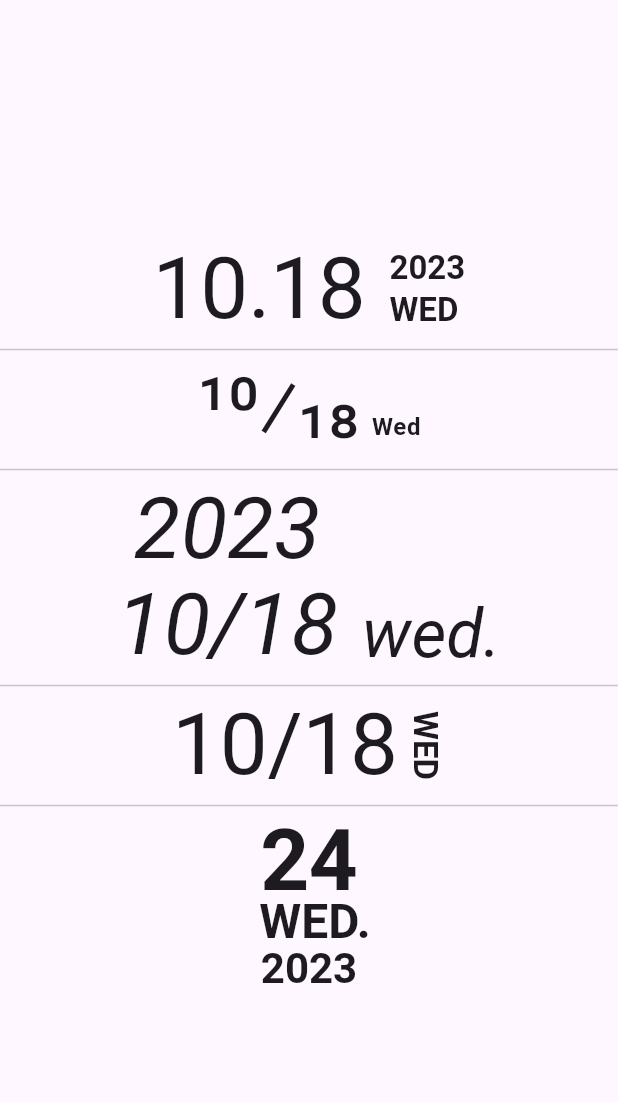
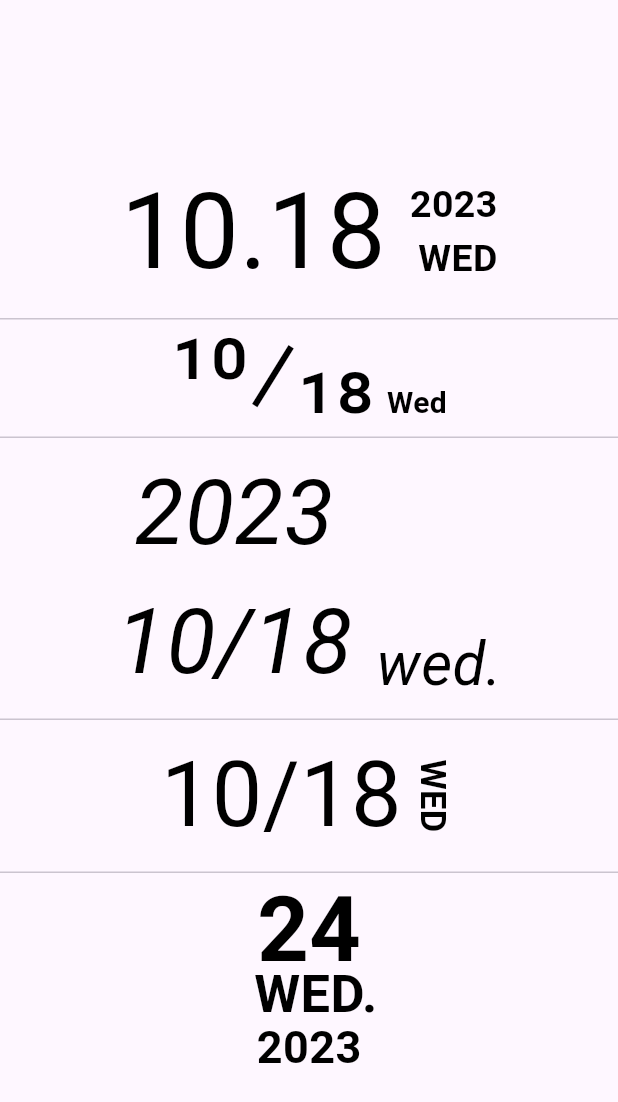
Before and after one commit to LarryHsiao/flutter_date_time_label, a Flutter app: the screen it shows after launch, on a phone screen of 412 x 824 dp. Shown: the top 1102 px of the screen. Run offline on Flutter 3.47's test engine with Material 2 defaults, Android fonts, the phone set to English and light mode, and no system bars.

Commit message:
Decouple the textStyle from system one.
- Add color parameter
- Fix TextStyles
- Add android support for example

```diff
--- a/example/lib/main.dart
+++ b/example/lib/main.dart
@@ -1,5 +1,6 @@
 import 'package:flutter/material.dart';
 import 'package:flutter_date_time_label/flutter_date_time_label.dart';
+import 'package:intl/date_symbol_data_local.dart';
 
 void main() {
   runApp(const ExampleApp());
@@ -31,6 +32,11 @@ class ExamplePage extends StatefulWidget {
 }
 
 class _ExamplePageState extends State<ExamplePage> {
+  @override
+  void initState() {
+    super.initState();
+    initializeDateFormatting();
+  }
   @override
   Widget build(BuildContext context) {
     return Scaffold(
--- a/example/pubspec.yaml
+++ b/example/pubspec.yaml
@@ -12,6 +12,7 @@ dependencies:
   cupertino_icons: ^1.0.6
   flutter_date_time_label:
     path: ../
+  intl: ^0.18.1
 
 dev_dependencies:
   flutter_test:
--- a/lib/src/date_label_001.dart
+++ b/lib/src/date_label_001.dart
@@ -5,18 +5,22 @@ import 'package:intl/intl.dart' show DateFormat;
 class DateLabel001 extends StatelessWidget {
   final DateTime _dateTime;
   final bool _showYear;
+  final Color _color;
 
   const DateLabel001._({
     required DateTime dateTime,
     required bool showYear,
+    required Color color,
   })  : _showYear = showYear,
-        _dateTime = dateTime;
+        _dateTime = dateTime,
+        _color = color;
 
   /// factory
-  factory DateLabel001({DateTime? dateTime, bool? showYear}) {
+  factory DateLabel001({DateTime? dateTime, bool? showYear, Color? color}) {
     return DateLabel001._(
       dateTime: dateTime ?? DateTime.now(),
       showYear: showYear ?? false,
+      color: color ?? Colors.black,
     );
   }
 
@@ -29,30 +33,32 @@ class DateLabel001 extends StatelessWidget {
         children: [
           Text(
             DateFormat('MM.dd').format(_dateTime),
-            style: Theme.of(context).textTheme.displayLarge,
+            style: TextStyle(fontSize: 70, color: _color),
           ),
           const SizedBox(width: 16),
           Column(
-            crossAxisAlignment: CrossAxisAlignment.start,
+            crossAxisAlignment: CrossAxisAlignment.end,
             children: [
               _showYear
                   ? Text(
                       DateFormat('yyyy').format(_dateTime).toUpperCase(),
-                      style: Theme.of(context)
-                          .textTheme
-                          .titleLarge
-                          ?.copyWith(fontWeight: FontWeight.bold),
+                      style: TextStyle(
+                        fontSize: 25,
+                        fontWeight: FontWeight.bold,
+                        color: _color,
+                      ),
                     )
-                  : Text(
+                  : const Text(
                       "",
-                      style: Theme.of(context).textTheme.titleLarge,
+                      style: TextStyle(fontSize: 25),
                     ),
               Text(
                 DateFormat('EEE').format(_dateTime).toUpperCase(),
-                style: Theme.of(context)
-                    .textTheme
-                    .titleLarge
-                    ?.copyWith(fontWeight: FontWeight.bold),
+                style: TextStyle(
+                  fontSize: 25,
+                  fontWeight: FontWeight.bold,
+                  color: _color,
+                ),
               ),
             ],
           )
--- a/lib/src/date_label_002.dart
+++ b/lib/src/date_label_002.dart
@@ -7,18 +7,22 @@ import 'package:intl/intl.dart';
 class DateLabel002 extends StatelessWidget {
   final DateTime _dateTime;
   final bool _showWeekday;
+  final Color _color;
 
   const DateLabel002._({
     required DateTime dateTime,
     required bool showWeekday,
+    required Color color,
   })  : _showWeekday = showWeekday,
-        _dateTime = dateTime;
+        _dateTime = dateTime,
+        _color = color;
 
   /// factory
-  factory DateLabel002({DateTime? dateTime, bool? showWeekday}) {
+  factory DateLabel002({DateTime? dateTime, bool? showWeekday, Color? color}) {
     return DateLabel002._(
       dateTime: dateTime ?? DateTime.now(),
       showWeekday: showWeekday ?? true,
+      color: color ?? Colors.black,
     );
   }
 
@@ -27,31 +31,28 @@ class DateLabel002 extends StatelessWidget {
     return FittedBox(
       fit: BoxFit.scaleDown,
       child: Row(
+        crossAxisAlignment: CrossAxisAlignment.end,
         children: [
           Text(
             DateFormat("MM/dd").format(_dateTime),
-            style: Theme.of(context).textTheme.displayLarge?.copyWith(
+            style: TextStyle(
+              height: 0.9,
+              fontSize: 70,
               fontFeatures: const <FontFeature>[
                 FontFeature.fractions(),
               ],
+              color: _color,
             ),
           ),
           const SizedBox(width: 8),
           if (_showWeekday)
-            Column(
-              children: [
-                Text(
-                  "",
-                  style: Theme.of(context).textTheme.bodyLarge?.copyWith(),
-                ),
-                Text(
-                  DateFormat("EEE").format(_dateTime),
-                  style: Theme.of(context)
-                      .textTheme
-                      .bodyLarge
-                      ?.copyWith(fontWeight: FontWeight.bold),
-                ),
-              ],
+            Text(
+              DateFormat("EEE").format(_dateTime),
+              style: TextStyle(
+                fontSize: 20,
+                fontWeight: FontWeight.bold,
+                color: _color,
+              ),
             ),
         ],
       ),
--- a/lib/src/date_label_003.dart
+++ b/lib/src/date_label_003.dart
@@ -5,18 +5,22 @@ import 'package:intl/intl.dart';
 class DateLabel003 extends StatelessWidget {
   final DateTime _dateTime;
   final bool _showWeekday;
+  final Color _color;
 
   const DateLabel003._({
     required DateTime dateTime,
     required bool showWeekday,
+    required Color color,
   })  : _showWeekday = showWeekday,
-        _dateTime = dateTime;
+        _dateTime = dateTime,
+        _color = color;
 
   /// factory
-  factory DateLabel003({DateTime? dateTime, bool? showWeekday}) {
+  factory DateLabel003({DateTime? dateTime, bool? showWeekday, Color? color}) {
     return DateLabel003._(
       dateTime: dateTime ?? DateTime.now(),
       showWeekday: showWeekday ?? true,
+      color: color ?? Colors.black,
     );
   }
 
@@ -31,14 +35,18 @@ class DateLabel003 extends StatelessWidget {
             children: [
               Text(
                 DateFormat("yyyy").format(_dateTime),
-                style: Theme.of(context).textTheme.displayLarge?.copyWith(
+                style: TextStyle(
+                  fontSize: 60,
                   fontStyle: FontStyle.italic,
+                  color: _color,
                 ),
               ),
               Text(
                 DateFormat("MM/dd").format(_dateTime),
-                style: Theme.of(context).textTheme.displayLarge?.copyWith(
+                style: TextStyle(
+                  fontSize: 60,
                   fontStyle: FontStyle.italic,
+                  color: _color,
                 ),
               ),
             ],
@@ -47,8 +55,10 @@ class DateLabel003 extends StatelessWidget {
           if (_showWeekday)
             Text(
               DateFormat("EEE.").format(_dateTime).toLowerCase(),
-              style: Theme.of(context).textTheme.displayMedium?.copyWith(
+              style: TextStyle(
+                fontSize: 40,
                 fontStyle: FontStyle.italic,
+                color: _color,
               ),
             ),
         ],
--- a/lib/src/date_label_004.dart
+++ b/lib/src/date_label_004.dart
@@ -4,15 +4,19 @@ import 'package:intl/intl.dart' show DateFormat;
 /// 004 style of the date label.
 class DateLabel004 extends StatelessWidget {
   final DateTime _dateTime;
+  final Color _color;
 
   const DateLabel004._({
     required DateTime dateTime,
-  }) : _dateTime = dateTime;
+    required Color color,
+  })  : _dateTime = dateTime,
+        _color = color;
 
   /// factory
-  factory DateLabel004({DateTime? dateTime}) {
+  factory DateLabel004({DateTime? dateTime, Color? color}) {
     return DateLabel004._(
       dateTime: dateTime ?? DateTime.now(),
+      color: color ?? Colors.black,
     );
   }
 
@@ -25,7 +29,10 @@ class DateLabel004 extends StatelessWidget {
         children: [
           Text(
             DateFormat('MM/dd').format(_dateTime),
-            style: Theme.of(context).textTheme.displayLarge,
+            style: TextStyle(
+              fontSize: 60,
+              color: _color,
+            ),
           ),
           const SizedBox(width: 4),
           Column(
@@ -35,8 +42,10 @@ class DateLabel004 extends StatelessWidget {
                 quarterTurns: 1,
                 child: Text(
                   DateFormat('EEE').format(_dateTime).toUpperCase(),
-                  style: Theme.of(context).textTheme.titleLarge?.copyWith(
-                      fontWeight: FontWeight.bold
+                  style: TextStyle(
+                    color: _color,
+                    fontSize: 23,
+                    fontWeight: FontWeight.bold,
                   ),
                 ),
               ),
--- a/lib/src/date_label_005.dart
+++ b/lib/src/date_label_005.dart
@@ -6,17 +6,22 @@ class DateLabel005 extends StatelessWidget {
   final DateTime _dateTime;
   final bool _showYear;
 
+  final Color _color;
+
   const DateLabel005._({
     required DateTime dateTime,
     required bool showYear,
+    required Color color,
   })  : _dateTime = dateTime,
-        _showYear = showYear;
+        _showYear = showYear,
+        _color = color;
 
   /// factory
-  factory DateLabel005({DateTime? dateTime, bool? showYear}) {
+  factory DateLabel005({DateTime? dateTime, bool? showYear, Color? color}) {
     return DateLabel005._(
       dateTime: dateTime ?? DateTime.now(),
       showYear: showYear ?? false,
+      color: color ?? Colors.black,
     );
   }
 
@@ -30,23 +35,29 @@ class DateLabel005 extends StatelessWidget {
         children: [
           Text(
             DateFormat('24').format(_dateTime),
-            style: Theme.of(context).textTheme.displayLarge?.copyWith(
+            style: TextStyle(
+              fontSize: 60,
               height: 1,
               fontWeight: FontWeight.bold,
+              color: _color,
             ),
           ),
           Text(
             DateFormat(' EEE.').format(_dateTime).toUpperCase(),
-            style: Theme.of(context).textTheme.headlineLarge?.copyWith(
+            style: TextStyle(
+              fontSize: 35,
               height: 0.77,
               fontWeight: FontWeight.bold,
+              color: _color,
             ),
           ),
           if (_showYear)
             Text(
               DateFormat('yyyy').format(_dateTime).toUpperCase(),
-              style: Theme.of(context).textTheme.headlineMedium?.copyWith(
+              style: TextStyle(
+                fontSize: 30,
                 fontWeight: FontWeight.bold,
+                color: _color,
               ),
             ),
         ],
--- a/pubspec.yaml
+++ b/pubspec.yaml
@@ -1,6 +1,6 @@
 name: flutter_date_time_label
 description: A package for displaying date/time with different styles for quick implementation.
-version: 0.0.5
+version: 0.0.6
 repository: https://github.com/LarryHsiao/flutter_date_time_label
 
 environment:
```
Also changed, not shown: example/pubspec.lock, 21 other files. Lines whose indentation alone changed are shown as unchanged.
